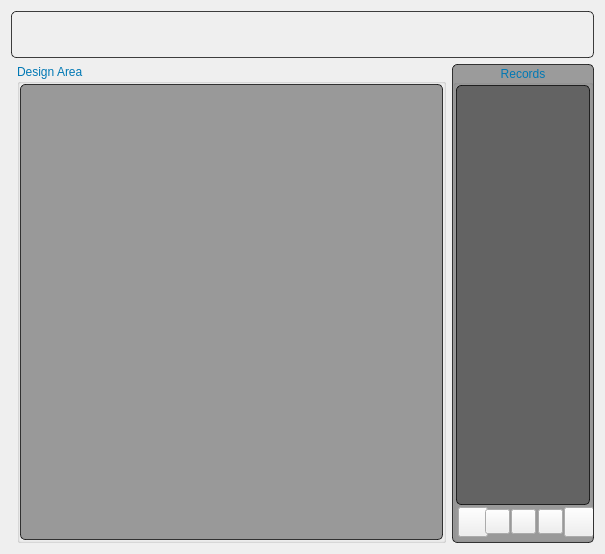
First picture: the form in mainwindow.ui, repository abigdreamer/Objectwheelprivate, before the edit.
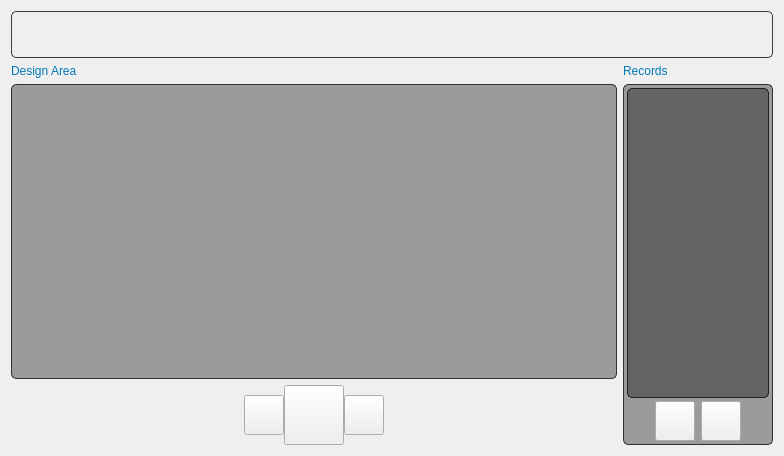
Second picture: the form after the edit. Icons and pictures are not drawn.

Diff of the .ui file:
```diff
--- a/mainwindow.ui
+++ b/mainwindow.ui
@@ -6,8 +6,8 @@
    <rect>
     <x>0</x>
     <y>0</y>
-    <width>605</width>
-    <height>554</height>
+    <width>784</width>
+    <height>456</height>
    </rect>
   </property>
   <property name="palette">
@@ -87,224 +87,17 @@
     <string notr="true"/>
    </property>
    <layout class="QGridLayout" name="gridLayout">
-    <item row="0" column="0" colspan="3">
-     <widget class="QFrame" name="frame_3">
-      <property name="styleSheet">
-       <string notr="true">#frame_3 {
-	background-color: qlineargradient(spread:pad, x1:0.5, y1:1, x2:0.488636, y2:0, stop:0.238636 rgba(0, 0, 0, 120), stop:1 rgba(179, 179, 179, 5
-));
-border: 1px solid rgba(0,0,0,190);
-border-radius: 5px;
-}</string>
-      </property>
-      <property name="frameShape">
-       <enum>QFrame::StyledPanel</enum>
-      </property>
-      <property name="frameShadow">
-       <enum>QFrame::Raised</enum>
-      </property>
-      <layout class="QHBoxLayout" name="horizontalLayout_2">
-       <property name="spacing">
-        <number>5</number>
-       </property>
-       <property name="leftMargin">
-        <number>5</number>
-       </property>
-       <property name="topMargin">
-        <number>5</number>
-       </property>
-       <property name="rightMargin">
-        <number>5</number>
-       </property>
-       <property name="bottomMargin">
-        <number>5</number>
-       </property>
-       <item>
-        <spacer name="horizontalSpacer_12">
-         <property name="orientation">
-          <enum>Qt::Horizontal</enum>
-         </property>
-         <property name="sizeType">
-          <enum>QSizePolicy::Expanding</enum>
-         </property>
-         <property name="sizeHint" stdset="0">
-          <size>
-           <width>40</width>
-           <height>20</height>
-          </size>
-         </property>
-        </spacer>
-       </item>
-       <item>
-        <widget class="QLabel" name="label_6">
+    <item row="2" column="0" colspan="2">
+     <widget class="QWidget" name="widget" native="true">
          <property name="sizePolicy">
-          <sizepolicy hsizetype="Fixed" vsizetype="Fixed">
+       <sizepolicy hsizetype="Expanding" vsizetype="Expanding">
            <horstretch>0</horstretch>
            <verstretch>0</verstretch>
           </sizepolicy>
          </property>
-         <property name="minimumSize">
-          <size>
-           <width>150</width>
-           <height>35</height>
-          </size>
-         </property>
-         <property name="maximumSize">
-          <size>
-           <width>150</width>
-           <height>35</height>
-          </size>
-         </property>
-         <property name="styleSheet">
-          <string notr="true">border-image: url(:/pics/title.png);</string>
-         </property>
-         <property name="text">
-          <string/>
-         </property>
-        </widget>
-       </item>
-       <item>
-        <spacer name="horizontalSpacer_16">
-         <property name="orientation">
-          <enum>Qt::Horizontal</enum>
-         </property>
-         <property name="sizeType">
-          <enum>QSizePolicy::Expanding</enum>
-         </property>
-         <property name="sizeHint" stdset="0">
-          <size>
-           <width>40</width>
-           <height>20</height>
-          </size>
-         </property>
-        </spacer>
-       </item>
-      </layout>
-     </widget>
-    </item>
-    <item row="1" column="2">
-     <widget class="QFrame" name="frame_2">
-      <property name="styleSheet">
-       <string notr="true">#frame_2{
-border: 1px solid rgba(0,0,0,190);
-border-radius: 5px;
-background-color: rgba(0, 0, 0, 90);
-}</string>
-      </property>
-      <property name="frameShape">
-       <enum>QFrame::StyledPanel</enum>
-      </property>
-      <property name="frameShadow">
-       <enum>QFrame::Raised</enum>
-      </property>
-      <layout class="QVBoxLayout" name="verticalLayout_4">
-       <property name="spacing">
-        <number>0</number>
-       </property>
-       <property name="leftMargin">
-        <number>0</number>
-       </property>
-       <property name="topMargin">
-        <number>0</number>
-       </property>
-       <property name="rightMargin">
-        <number>0</number>
-       </property>
-       <property name="bottomMargin">
-        <number>0</number>
-       </property>
-       <item>
-        <layout class="QVBoxLayout" name="verticalLayout_2">
-         <property name="spacing">
-          <number>0</number>
-         </property>
-         <item>
-          <widget class="QGroupBox" name="masterBox">
-           <property name="sizePolicy">
-            <sizepolicy hsizetype="Ignored" vsizetype="Expanding">
-             <horstretch>0</horstretch>
-             <verstretch>0</verstretch>
-            </sizepolicy>
-           </property>
-           <property name="minimumSize">
-            <size>
-             <width>140</width>
-             <height>0</height>
-            </size>
-           </property>
            <property name="palette">
             <palette>
              <active>
-              <colorrole role="WindowText">
-               <brush brushstyle="SolidPattern">
-                <color alpha="255">
-                 <red>0</red>
-                 <green>120</green>
-                 <blue>180</blue>
-                </color>
-               </brush>
-              </colorrole>
-             </active>
-             <inactive>
-              <colorrole role="WindowText">
-               <brush brushstyle="SolidPattern">
-                <color alpha="255">
-                 <red>0</red>
-                 <green>120</green>
-                 <blue>180</blue>
-                </color>
-               </brush>
-              </colorrole>
-             </inactive>
-             <disabled>
-              <colorrole role="WindowText">
-               <brush brushstyle="SolidPattern">
-                <color alpha="255">
-                 <red>190</red>
-                 <green>190</green>
-                 <blue>190</blue>
-                </color>
-               </brush>
-              </colorrole>
-             </disabled>
-            </palette>
-           </property>
-           <property name="title">
-            <string>Records</string>
-           </property>
-           <property name="alignment">
-            <set>Qt::AlignCenter</set>
-           </property>
-           <property name="flat">
-            <bool>false</bool>
-           </property>
-           <layout class="QVBoxLayout" name="verticalLayout">
-            <property name="spacing">
-             <number>0</number>
-            </property>
-            <property name="leftMargin">
-             <number>0</number>
-            </property>
-            <property name="topMargin">
-             <number>0</number>
-            </property>
-            <property name="rightMargin">
-             <number>0</number>
-            </property>
-            <property name="bottomMargin">
-             <number>0</number>
-            </property>
-            <item>
-             <widget class="QListWidget" name="masterRecordList">
-              <property name="sizePolicy">
-               <sizepolicy hsizetype="Fixed" vsizetype="Expanding">
-                <horstretch>0</horstretch>
-                <verstretch>0</verstretch>
-               </sizepolicy>
-              </property>
-              <property name="palette">
-               <palette>
-                <active>
                  <colorrole role="Button">
                   <brush brushstyle="SolidPattern">
                    <color alpha="90">
@@ -324,8 +117,8 @@
                   </brush>
                  </colorrole>
                  <colorrole role="Base">
-                  <brush brushstyle="NoBrush">
-                   <color alpha="255">
+          <brush brushstyle="SolidPattern">
+           <color alpha="90">
                     <red>0</red>
                     <green>0</green>
                     <blue>0</blue>
@@ -362,8 +155,8 @@
                   </brush>
                  </colorrole>
                  <colorrole role="Base">
-                  <brush brushstyle="NoBrush">
-                   <color alpha="255">
+          <brush brushstyle="SolidPattern">
+           <color alpha="90">
                     <red>0</red>
                     <green>0</green>
                     <blue>0</blue>
@@ -400,8 +193,8 @@
                   </brush>
                  </colorrole>
                  <colorrole role="Base">
-                  <brush brushstyle="NoBrush">
-                   <color alpha="255">
+          <brush brushstyle="SolidPattern">
+           <color alpha="90">
                     <red>0</red>
                     <green>0</green>
                     <blue>0</blue>
@@ -421,7 +214,7 @@
                </palette>
               </property>
               <property name="styleSheet">
-               <string notr="true">#masterRecordList{
+       <string notr="true">#widget{
 border: 1px solid rgba(0,0,0,190);
 border-radius: 5px;
 background-color: rgba(0, 0, 0, 90);
@@ -429,23 +222,24 @@
               </property>
              </widget>
             </item>
-            <item>
-             <layout class="QHBoxLayout" name="horizontalLayout">
+    <item row="3" column="0" colspan="2">
+     <layout class="QHBoxLayout" name="horizontalLayout_3">
               <property name="spacing">
-               <number>2</number>
-              </property>
-              <property name="leftMargin">
-               <number>2</number>
-              </property>
-              <property name="topMargin">
-               <number>2</number>
-              </property>
-              <property name="rightMargin">
-               <number>2</number>
-              </property>
-              <property name="bottomMargin">
-               <number>2</number>
-              </property>
+       <number>0</number>
+      </property>
+      <item>
+       <spacer name="horizontalSpacer_4">
+        <property name="orientation">
+         <enum>Qt::Horizontal</enum>
+        </property>
+        <property name="sizeHint" stdset="0">
+         <size>
+          <width>40</width>
+          <height>20</height>
+         </size>
+        </property>
+       </spacer>
+      </item>
               <item>
                <widget class="QPushButton" name="backButton">
                 <property name="sizePolicy">
@@ -456,14 +250,14 @@
                 </property>
                 <property name="minimumSize">
                  <size>
-                  <width>30</width>
-                  <height>30</height>
+          <width>40</width>
+          <height>40</height>
                  </size>
                 </property>
                 <property name="maximumSize">
                  <size>
-                  <width>30</width>
-                  <height>30</height>
+          <width>40</width>
+          <height>40</height>
                  </size>
                 </property>
                 <property name="cursor">
@@ -482,42 +276,6 @@
                 </property>
                </widget>
               </item>
-              <item>
-               <widget class="QPushButton" name="loadMasterButton">
-                <property name="sizePolicy">
-                 <sizepolicy hsizetype="Fixed" vsizetype="Fixed">
-                  <horstretch>0</horstretch>
-                  <verstretch>0</verstretch>
-                 </sizepolicy>
-                </property>
-                <property name="minimumSize">
-                 <size>
-                  <width>25</width>
-                  <height>25</height>
-                 </size>
-                </property>
-                <property name="maximumSize">
-                 <size>
-                  <width>25</width>
-                  <height>25</height>
-                 </size>
-                </property>
-                <property name="cursor">
-                 <cursorShape>PointingHandCursor</cursorShape>
-                </property>
-                <property name="styleSheet">
-                 <string notr="true">QPushButton#loadMasterButton {
-	border-image: url(:/pics/reload.png);
- }
-QPushButton#loadMasterButton:pressed {
-	border-image: url(:/pics/reload2.png);
- }</string>
-                </property>
-                <property name="text">
-                 <string/>
-                </property>
-               </widget>
-              </item>
               <item>
                <widget class="QPushButton" name="saveButton">
                 <property name="sizePolicy">
@@ -528,14 +286,14 @@
                 </property>
                 <property name="minimumSize">
                  <size>
-                  <width>25</width>
-                  <height>25</height>
+          <width>60</width>
+          <height>60</height>
                  </size>
                 </property>
                 <property name="maximumSize">
                  <size>
-                  <width>25</width>
-                  <height>25</height>
+          <width>60</width>
+          <height>60</height>
                  </size>
                 </property>
                 <property name="cursor">
@@ -554,42 +312,6 @@
                 </property>
                </widget>
               </item>
-              <item>
-               <widget class="QPushButton" name="deleteTempButton">
-                <property name="sizePolicy">
-                 <sizepolicy hsizetype="Fixed" vsizetype="Fixed">
-                  <horstretch>0</horstretch>
-                  <verstretch>0</verstretch>
-                 </sizepolicy>
-                </property>
-                <property name="minimumSize">
-                 <size>
-                  <width>25</width>
-                  <height>25</height>
-                 </size>
-                </property>
-                <property name="maximumSize">
-                 <size>
-                  <width>25</width>
-                  <height>25</height>
-                 </size>
-                </property>
-                <property name="cursor">
-                 <cursorShape>PointingHandCursor</cursorShape>
-                </property>
-                <property name="styleSheet">
-                 <string notr="true">QPushButton#deleteTempButton {
-	border-image: url(:/pics/delete.png);
- }
-QPushButton#deleteTempButton:pressed {
-	border-image: url(:/pics/delete2.png);
- }</string>
-                </property>
-                <property name="text">
-                 <string/>
-                </property>
-               </widget>
-              </item>
               <item>
                <widget class="QPushButton" name="forwardButton">
                 <property name="sizePolicy">
@@ -600,14 +322,14 @@
                 </property>
                 <property name="minimumSize">
                  <size>
-                  <width>30</width>
-                  <height>30</height>
+          <width>40</width>
+          <height>40</height>
                  </size>
                 </property>
                 <property name="maximumSize">
                  <size>
-                  <width>30</width>
-                  <height>30</height>
+          <width>40</width>
+          <height>40</height>
                  </size>
                 </property>
                 <property name="cursor">
@@ -626,29 +348,23 @@
                 </property>
                </widget>
               </item>
-             </layout>
-            </item>
-           </layout>
-          </widget>
-         </item>
-        </layout>
-       </item>
-      </layout>
-     </widget>
-    </item>
-    <item row="1" column="1">
-     <layout class="QVBoxLayout" name="verticalLayout_6">
-      <property name="spacing">
-       <number>0</number>
-      </property>
       <item>
-       <widget class="QGroupBox" name="groupBox_2">
-        <property name="minimumSize">
+       <spacer name="horizontalSpacer_3">
+        <property name="orientation">
+         <enum>Qt::Horizontal</enum>
+        </property>
+        <property name="sizeHint" stdset="0">
          <size>
-          <width>0</width>
-          <height>0</height>
+          <width>40</width>
+          <height>20</height>
          </size>
         </property>
+       </spacer>
+      </item>
+     </layout>
+    </item>
+    <item row="1" column="0">
+     <widget class="QLabel" name="label">
         <property name="palette">
          <palette>
           <active>
@@ -661,12 +377,30 @@
              </color>
             </brush>
            </colorrole>
-           <colorrole role="Text">
+         <colorrole role="Button">
             <brush brushstyle="SolidPattern">
-             <color alpha="255">
+           <color alpha="0">
               <red>0</red>
-              <green>120</green>
-              <blue>180</blue>
+            <green>0</green>
+            <blue>0</blue>
+           </color>
+          </brush>
+         </colorrole>
+         <colorrole role="Base">
+          <brush brushstyle="SolidPattern">
+           <color alpha="0">
+            <red>0</red>
+            <green>0</green>
+            <blue>0</blue>
+           </color>
+          </brush>
+         </colorrole>
+         <colorrole role="Window">
+          <brush brushstyle="SolidPattern">
+           <color alpha="0">
+            <red>0</red>
+            <green>0</green>
+            <blue>0</blue>
              </color>
             </brush>
            </colorrole>
@@ -681,12 +415,30 @@
              </color>
             </brush>
            </colorrole>
-           <colorrole role="Text">
+         <colorrole role="Button">
             <brush brushstyle="SolidPattern">
-             <color alpha="255">
+           <color alpha="0">
               <red>0</red>
-              <green>120</green>
-              <blue>180</blue>
+            <green>0</green>
+            <blue>0</blue>
+           </color>
+          </brush>
+         </colorrole>
+         <colorrole role="Base">
+          <brush brushstyle="SolidPattern">
+           <color alpha="0">
+            <red>0</red>
+            <green>0</green>
+            <blue>0</blue>
+           </color>
+          </brush>
+         </colorrole>
+         <colorrole role="Window">
+          <brush brushstyle="SolidPattern">
+           <color alpha="0">
+            <red>0</red>
+            <green>0</green>
+            <blue>0</blue>
              </color>
             </brush>
            </colorrole>
@@ -701,177 +453,563 @@
              </color>
             </brush>
            </colorrole>
-           <colorrole role="Text">
+         <colorrole role="Button">
             <brush brushstyle="SolidPattern">
-             <color alpha="255">
-              <red>190</red>
-              <green>190</green>
-              <blue>190</blue>
+           <color alpha="0">
+            <red>0</red>
+            <green>0</green>
+            <blue>0</blue>
+           </color>
+          </brush>
+         </colorrole>
+         <colorrole role="Base">
+          <brush brushstyle="SolidPattern">
+           <color alpha="0">
+            <red>0</red>
+            <green>0</green>
+            <blue>0</blue>
+           </color>
+          </brush>
+         </colorrole>
+         <colorrole role="Window">
+          <brush brushstyle="SolidPattern">
+           <color alpha="0">
+            <red>0</red>
+            <green>0</green>
+            <blue>0</blue>
              </color>
             </brush>
            </colorrole>
           </disabled>
          </palette>
         </property>
-        <property name="title">
+      <property name="styleSheet">
+       <string notr="true">
+background-color:transparent;</string>
+      </property>
+      <property name="text">
          <string>Design Area</string>
         </property>
-        <layout class="QVBoxLayout" name="verticalLayout_7">
+     </widget>
+    </item>
+    <item row="2" column="2" rowspan="2">
+     <widget class="QFrame" name="frame_2">
+      <property name="minimumSize">
+       <size>
+        <width>150</width>
+        <height>150</height>
+       </size>
+      </property>
+      <property name="maximumSize">
+       <size>
+        <width>150</width>
+        <height>16777215</height>
+       </size>
+      </property>
+      <property name="styleSheet">
+       <string notr="true">#frame_2{
+border: 1px solid rgba(0,0,0,190);
+border-radius: 5px;
+background-color: rgba(0, 0, 0, 90);
+}</string>
+      </property>
+      <property name="frameShape">
+       <enum>QFrame::StyledPanel</enum>
+      </property>
+      <property name="frameShadow">
+       <enum>QFrame::Raised</enum>
+      </property>
+      <layout class="QVBoxLayout" name="verticalLayout">
          <property name="spacing">
-          <number>0</number>
+        <number>3</number>
          </property>
          <property name="leftMargin">
-          <number>0</number>
+        <number>3</number>
          </property>
          <property name="topMargin">
-          <number>0</number>
+        <number>3</number>
          </property>
          <property name="rightMargin">
-          <number>0</number>
+        <number>3</number>
          </property>
          <property name="bottomMargin">
-          <number>0</number>
+        <number>3</number>
          </property>
          <item>
-          <widget class="QWidget" name="widget" native="true">
+        <widget class="QListWidget" name="masterRecordList">
+         <property name="sizePolicy">
+          <sizepolicy hsizetype="Minimum" vsizetype="Expanding">
+           <horstretch>0</horstretch>
+           <verstretch>0</verstretch>
+          </sizepolicy>
+         </property>
+         <property name="minimumSize">
+          <size>
+           <width>50</width>
+           <height>50</height>
+          </size>
+         </property>
+         <property name="palette">
+          <palette>
+           <active>
+            <colorrole role="Button">
+             <brush brushstyle="SolidPattern">
+              <color alpha="90">
+               <red>0</red>
+               <green>0</green>
+               <blue>0</blue>
+              </color>
+             </brush>
+            </colorrole>
+            <colorrole role="Text">
+             <brush brushstyle="SolidPattern">
+              <color alpha="255">
+               <red>0</red>
+               <green>120</green>
+               <blue>180</blue>
+              </color>
+             </brush>
+            </colorrole>
+            <colorrole role="Base">
+             <brush brushstyle="NoBrush">
+              <color alpha="255">
+               <red>0</red>
+               <green>0</green>
+               <blue>0</blue>
+              </color>
+             </brush>
+            </colorrole>
+            <colorrole role="Window">
+             <brush brushstyle="SolidPattern">
+              <color alpha="90">
+               <red>0</red>
+               <green>0</green>
+               <blue>0</blue>
+              </color>
+             </brush>
+            </colorrole>
+           </active>
+           <inactive>
+            <colorrole role="Button">
+             <brush brushstyle="SolidPattern">
+              <color alpha="90">
+               <red>0</red>
+               <green>0</green>
+               <blue>0</blue>
+              </color>
+             </brush>
+            </colorrole>
+            <colorrole role="Text">
+             <brush brushstyle="SolidPattern">
+              <color alpha="255">
+               <red>0</red>
+               <green>120</green>
+               <blue>180</blue>
+              </color>
+             </brush>
+            </colorrole>
+            <colorrole role="Base">
+             <brush brushstyle="NoBrush">
+              <color alpha="255">
+               <red>0</red>
+               <green>0</green>
+               <blue>0</blue>
+              </color>
+             </brush>
+            </colorrole>
+            <colorrole role="Window">
+             <brush brushstyle="SolidPattern">
+              <color alpha="90">
+               <red>0</red>
+               <green>0</green>
+               <blue>0</blue>
+              </color>
+             </brush>
+            </colorrole>
+           </inactive>
+           <disabled>
+            <colorrole role="Button">
+             <brush brushstyle="SolidPattern">
+              <color alpha="90">
+               <red>0</red>
+               <green>0</green>
+               <blue>0</blue>
+              </color>
+             </brush>
+            </colorrole>
+            <colorrole role="Text">
+             <brush brushstyle="SolidPattern">
+              <color alpha="255">
+               <red>190</red>
+               <green>190</green>
+               <blue>190</blue>
+              </color>
+             </brush>
+            </colorrole>
+            <colorrole role="Base">
+             <brush brushstyle="NoBrush">
+              <color alpha="255">
+               <red>0</red>
+               <green>0</green>
+               <blue>0</blue>
+              </color>
+             </brush>
+            </colorrole>
+            <colorrole role="Window">
+             <brush brushstyle="SolidPattern">
+              <color alpha="90">
+               <red>0</red>
+               <green>0</green>
+               <blue>0</blue>
+              </color>
+             </brush>
+            </colorrole>
+           </disabled>
+          </palette>
+         </property>
+         <property name="styleSheet">
+          <string notr="true">#masterRecordList{
+border: 1px solid rgba(0,0,0,190);
+border-radius: 5px;
+background-color: rgba(0, 0, 0, 90);
+}</string>
+         </property>
+        </widget>
+       </item>
+       <item>
+        <layout class="QHBoxLayout" name="horizontalLayout">
+         <item>
+          <spacer name="horizontalSpacer">
+           <property name="orientation">
+            <enum>Qt::Horizontal</enum>
+           </property>
+           <property name="sizeHint" stdset="0">
+            <size>
+             <width>40</width>
+             <height>20</height>
+            </size>
+           </property>
+          </spacer>
+         </item>
+         <item>
+          <widget class="QPushButton" name="loadMasterButton">
+           <property name="sizePolicy">
+            <sizepolicy hsizetype="Fixed" vsizetype="Fixed">
+             <horstretch>0</horstretch>
+             <verstretch>0</verstretch>
+            </sizepolicy>
+           </property>
+           <property name="minimumSize">
+            <size>
+             <width>40</width>
+             <height>40</height>
+            </size>
+           </property>
+           <property name="maximumSize">
+            <size>
+             <width>40</width>
+             <height>40</height>
+            </size>
+           </property>
+           <property name="cursor">
+            <cursorShape>PointingHandCursor</cursorShape>
+           </property>
+           <property name="styleSheet">
+            <string notr="true">QPushButton#loadMasterButton {
+	border-image: url(:/pics/reload.png);
+ }
+QPushButton#loadMasterButton:pressed {
+	border-image: url(:/pics/reload2.png);
+ }</string>
+           </property>
+           <property name="text">
+            <string/>
+           </property>
+          </widget>
+         </item>
+         <item>
+          <widget class="QPushButton" name="deleteTempButton">
+           <property name="sizePolicy">
+            <sizepolicy hsizetype="Fixed" vsizetype="Fixed">
+             <horstretch>0</horstretch>
+             <verstretch>0</verstretch>
+            </sizepolicy>
+           </property>
+           <property name="minimumSize">
+            <size>
+             <width>40</width>
+             <height>40</height>
+            </size>
+           </property>
+           <property name="maximumSize">
+            <size>
+             <width>40</width>
+             <height>40</height>
+            </size>
+           </property>
+           <property name="cursor">
+            <cursorShape>PointingHandCursor</cursorShape>
+           </property>
+           <property name="styleSheet">
+            <string notr="true">QPushButton#deleteTempButton {
+	border-image: url(:/pics/delete.png);
+ }
+QPushButton#deleteTempButton:pressed {
+	border-image: url(:/pics/delete2.png);
+ }</string>
+           </property>
+           <property name="text">
+            <string/>
+           </property>
+          </widget>
+         </item>
+         <item>
+          <spacer name="horizontalSpacer_2">
+           <property name="orientation">
+            <enum>Qt::Horizontal</enum>
+           </property>
+           <property name="sizeHint" stdset="0">
+            <size>
+             <width>40</width>
+             <height>20</height>
+            </size>
+           </property>
+          </spacer>
+         </item>
+        </layout>
+       </item>
+      </layout>
+     </widget>
+    </item>
+    <item row="1" column="2">
+     <widget class="QLabel" name="label_2">
+      <property name="palette">
+       <palette>
+        <active>
+         <colorrole role="WindowText">
+          <brush brushstyle="SolidPattern">
+           <color alpha="255">
+            <red>0</red>
+            <green>120</green>
+            <blue>180</blue>
+           </color>
+          </brush>
+         </colorrole>
+         <colorrole role="Button">
+          <brush brushstyle="SolidPattern">
+           <color alpha="0">
+            <red>0</red>
+            <green>0</green>
+            <blue>0</blue>
+           </color>
+          </brush>
+         </colorrole>
+         <colorrole role="Base">
+          <brush brushstyle="SolidPattern">
+           <color alpha="0">
+            <red>0</red>
+            <green>0</green>
+            <blue>0</blue>
+           </color>
+          </brush>
+         </colorrole>
+         <colorrole role="Window">
+          <brush brushstyle="SolidPattern">
+           <color alpha="0">
+            <red>0</red>
+            <green>0</green>
+            <blue>0</blue>
+           </color>
+          </brush>
+         </colorrole>
+        </active>
+        <inactive>
+         <colorrole role="WindowText">
+          <brush brushstyle="SolidPattern">
+           <color alpha="255">
+            <red>0</red>
+            <green>120</green>
+            <blue>180</blue>
+           </color>
+          </brush>
+         </colorrole>
+         <colorrole role="Button">
+          <brush brushstyle="SolidPattern">
+           <color alpha="0">
+            <red>0</red>
+            <green>0</green>
+            <blue>0</blue>
+           </color>
+          </brush>
+         </colorrole>
+         <colorrole role="Base">
+          <brush brushstyle="SolidPattern">
+           <color alpha="0">
+            <red>0</red>
+            <green>0</green>
+            <blue>0</blue>
+           </color>
+          </brush>
+         </colorrole>
+         <colorrole role="Window">
+          <brush brushstyle="SolidPattern">
+           <color alpha="0">
+            <red>0</red>
+            <green>0</green>
+            <blue>0</blue>
+           </color>
+          </brush>
+         </colorrole>
+        </inactive>
+        <disabled>
+         <colorrole role="WindowText">
+          <brush brushstyle="SolidPattern">
+           <color alpha="255">
+            <red>190</red>
+            <green>190</green>
+            <blue>190</blue>
+           </color>
+          </brush>
+         </colorrole>
+         <colorrole role="Button">
+          <brush brushstyle="SolidPattern">
+           <color alpha="0">
+            <red>0</red>
+            <green>0</green>
+            <blue>0</blue>
+           </color>
+          </brush>
+         </colorrole>
+         <colorrole role="Base">
+          <brush brushstyle="SolidPattern">
+           <color alpha="0">
+            <red>0</red>
+            <green>0</green>
+            <blue>0</blue>
+           </color>
+          </brush>
+         </colorrole>
+         <colorrole role="Window">
+          <brush brushstyle="SolidPattern">
+           <color alpha="0">
+            <red>0</red>
+            <green>0</green>
+            <blue>0</blue>
+           </color>
+          </brush>
+         </colorrole>
+        </disabled>
+       </palette>
+      </property>
+      <property name="styleSheet">
+       <string notr="true">
+background-color:transparent;</string>
+      </property>
+      <property name="text">
+       <string>Records</string>
+      </property>
+     </widget>
+    </item>
+    <item row="0" column="0" colspan="3">
+     <widget class="QFrame" name="frame_3">
            <property name="sizePolicy">
             <sizepolicy hsizetype="Expanding" vsizetype="Preferred">
              <horstretch>0</horstretch>
              <verstretch>0</verstretch>
             </sizepolicy>
            </property>
-           <property name="palette">
-            <palette>
-             <active>
-              <colorrole role="Button">
-               <brush brushstyle="SolidPattern">
-                <color alpha="90">
-                 <red>0</red>
-                 <green>0</green>
-                 <blue>0</blue>
-                </color>
-               </brush>
-              </colorrole>
-              <colorrole role="Text">
-               <brush brushstyle="SolidPattern">
-                <color alpha="255">
-                 <red>0</red>
-                 <green>120</green>
-                 <blue>180</blue>
-                </color>
-               </brush>
-              </colorrole>
-              <colorrole role="Base">
-               <brush brushstyle="SolidPattern">
-                <color alpha="90">
-                 <red>0</red>
-                 <green>0</green>
-                 <blue>0</blue>
-                </color>
-               </brush>
-              </colorrole>
-              <colorrole role="Window">
-               <brush brushstyle="SolidPattern">
-                <color alpha="90">
-                 <red>0</red>
-                 <green>0</green>
-                 <blue>0</blue>
-                </color>
-               </brush>
-              </colorrole>
-             </active>
-             <inactive>
-              <colorrole role="Button">
-               <brush brushstyle="SolidPattern">
-                <color alpha="90">
-                 <red>0</red>
-                 <green>0</green>
-                 <blue>0</blue>
-                </color>
-               </brush>
-              </colorrole>
-              <colorrole role="Text">
-               <brush brushstyle="SolidPattern">
-                <color alpha="255">
-                 <red>0</red>
-                 <green>120</green>
-                 <blue>180</blue>
-                </color>
-               </brush>
-              </colorrole>
-              <colorrole role="Base">
-               <brush brushstyle="SolidPattern">
-                <color alpha="90">
-                 <red>0</red>
-                 <green>0</green>
-                 <blue>0</blue>
-                </color>
-               </brush>
-              </colorrole>
-              <colorrole role="Window">
-               <brush brushstyle="SolidPattern">
-                <color alpha="90">
-                 <red>0</red>
-                 <green>0</green>
-                 <blue>0</blue>
-                </color>
-               </brush>
-              </colorrole>
-             </inactive>
-             <disabled>
-              <colorrole role="Button">
-               <brush brushstyle="SolidPattern">
-                <color alpha="90">
-                 <red>0</red>
-                 <green>0</green>
-                 <blue>0</blue>
-                </color>
-               </brush>
-              </colorrole>
-              <colorrole role="Text">
-               <brush brushstyle="SolidPattern">
-                <color alpha="255">
-                 <red>190</red>
-                 <green>190</green>
-                 <blue>190</blue>
-                </color>
-               </brush>
-              </colorrole>
-              <colorrole role="Base">
-               <brush brushstyle="SolidPattern">
-                <color alpha="90">
-                 <red>0</red>
-                 <green>0</green>
-                 <blue>0</blue>
-                </color>
-               </brush>
-              </colorrole>
-              <colorrole role="Window">
-               <brush brushstyle="SolidPattern">
-                <color alpha="90">
-                 <red>0</red>
-                 <green>0</green>
-                 <blue>0</blue>
-                </color>
-               </brush>
-              </colorrole>
-             </disabled>
-            </palette>
-           </property>
            <property name="styleSheet">
-            <string notr="true">#widget{
+       <string notr="true">#frame_3 {
+	background-color: qlineargradient(spread:pad, x1:0.5, y1:1, x2:0.488636, y2:0, stop:0.238636 rgba(0, 0, 0, 120), stop:1 rgba(179, 179, 179, 5
+));
 border: 1px solid rgba(0,0,0,190);
 border-radius: 5px;
-background-color: rgba(0, 0, 0, 90);
 }</string>
            </property>
-           <zorder></zorder>
-          </widget>
-         </item>
-        </layout>
-       </widget>
-      </item>
-     </layout>
+      <property name="frameShape">
+       <enum>QFrame::StyledPanel</enum>
+      </property>
+      <property name="frameShadow">
+       <enum>QFrame::Raised</enum>
+      </property>
+      <layout class="QHBoxLayout" name="horizontalLayout_2">
+       <property name="spacing">
+        <number>5</number>
+       </property>
+       <property name="leftMargin">
+        <number>5</number>
+       </property>
+       <property name="topMargin">
+        <number>5</number>
+       </property>
+       <property name="rightMargin">
+        <number>5</number>
+       </property>
+       <property name="bottomMargin">
+        <number>5</number>
+       </property>
+       <item>
+        <spacer name="horizontalSpacer_12">
+         <property name="orientation">
+          <enum>Qt::Horizontal</enum>
+         </property>
+         <property name="sizeType">
+          <enum>QSizePolicy::Expanding</enum>
+         </property>
+         <property name="sizeHint" stdset="0">
+          <size>
+           <width>40</width>
+           <height>20</height>
+          </size>
+         </property>
+        </spacer>
+       </item>
+       <item>
+        <widget class="QLabel" name="label_6">
+         <property name="sizePolicy">
+          <sizepolicy hsizetype="Fixed" vsizetype="Fixed">
+           <horstretch>0</horstretch>
+           <verstretch>0</verstretch>
+          </sizepolicy>
+         </property>
+         <property name="minimumSize">
+          <size>
+           <width>150</width>
+           <height>35</height>
+          </size>
+         </property>
+         <property name="maximumSize">
+          <size>
+           <width>150</width>
+           <height>35</height>
+          </size>
+         </property>
+         <property name="styleSheet">
+          <string notr="true">border-image: url(:/pics/title.png);</string>
+         </property>
+         <property name="text">
+          <string/>
+         </property>
+        </widget>
+       </item>
+       <item>
+        <spacer name="horizontalSpacer_16">
+         <property name="orientation">
+          <enum>Qt::Horizontal</enum>
+         </property>
+         <property name="sizeType">
+          <enum>QSizePolicy::Expanding</enum>
+         </property>
+         <property name="sizeHint" stdset="0">
+          <size>
+           <width>40</width>
+           <height>20</height>
+          </size>
+         </property>
+        </spacer>
+       </item>
+      </layout>
+     </widget>
     </item>
    </layout>
   </widget>
```
Lines whose indentation alone changed are shown as unchanged.
